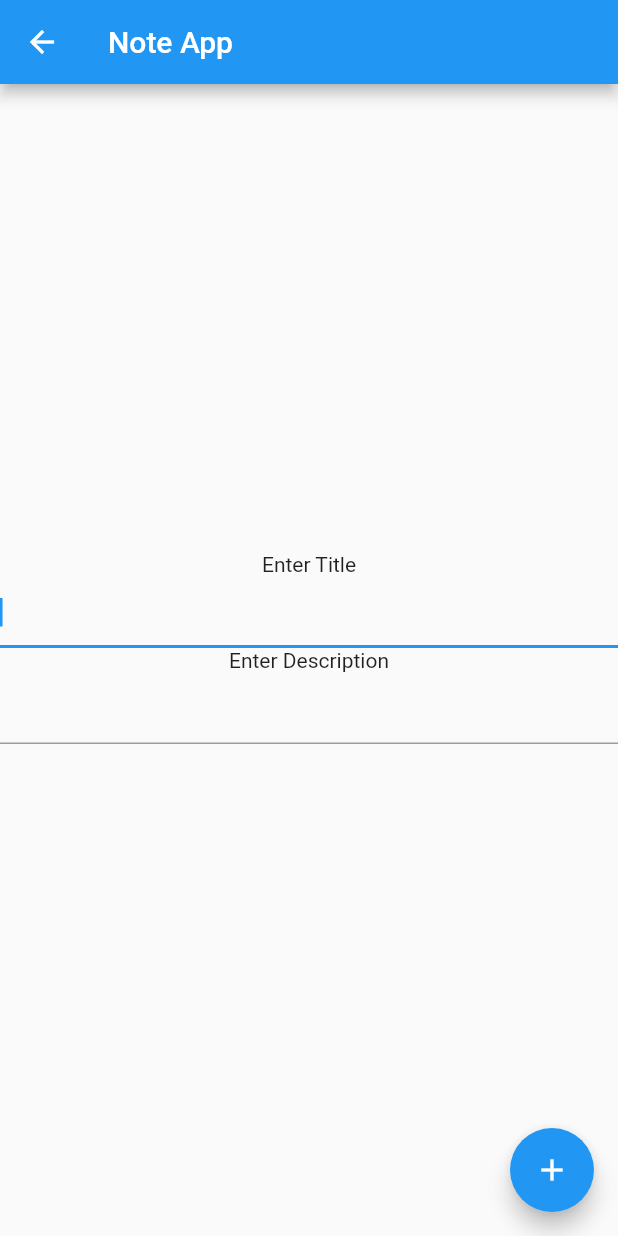
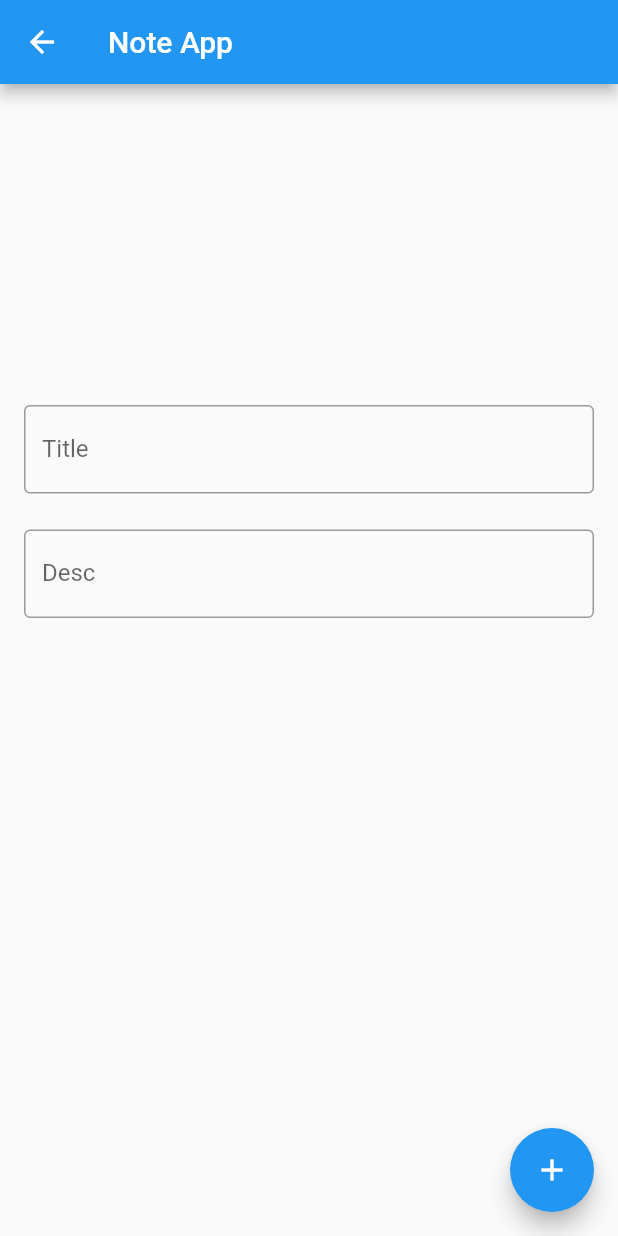
Before and after one commit to Aratnor/FlutterNoteApp, a Flutter app: the AddNoteWidget screen opened directly, on a phone screen of 412 x 824 dp. Run offline on Flutter 3.47's test engine with Material 2 defaults, Android fonts, the phone set to English and light mode, and no system bars.

Commit message:
Less ugly widgets

```diff
--- a/lib/addnote/AddNoteWidget.dart
+++ b/lib/addnote/AddNoteWidget.dart
@@ -17,6 +17,7 @@ class _AddNoteState extends State<AddNoteWidget> {
   String titleDesc = "";
 
   void _navigateBackToListingWidget() {
+
     FocusManager.instance.primaryFocus?.unfocus();
     if(title.isNotEmpty && desc.isNotEmpty) {
       titleDesc = "Title is $title and Desc is $desc";
@@ -35,28 +36,40 @@ class _AddNoteState extends State<AddNoteWidget> {
         title: const Text('Note App'),
       ),
       body: Center(
+        child: Padding(
+          padding: const EdgeInsets.all(16.0),
           child: Column(
             mainAxisAlignment: MainAxisAlignment.center,
             children: <Widget>[
-            const Text(
-              'Enter Title',
+              const Spacer(),
+              TextField(
+                decoration: const InputDecoration(
+                  border: OutlineInputBorder(),
+                  labelText: 'Title',
                 ),
-            TextField(
-              autofocus: true,
-              onChanged: (text) {
-                title = text;
+                onChanged: (String value) async {
+                  debugPrint('title onSubmitted $value');
+                  if(value.isNotEmpty) {
+                    title = value;
+                  }
                 },
               ),
-            const Text(
-                'Enter Description'
+              const SizedBox(height: 24,),
+              TextField(
+                decoration: const InputDecoration(
+                  border: OutlineInputBorder(),
+                  labelText: 'Desc',
                 ),
-            TextField(
-              autofocus: true,
-              onChanged: (text) {
-                desc = text;
+                onChanged: (String value) async {
+                  debugPrint('desc onSubmitted $value');
+                  if(value.isNotEmpty) {
+                    desc = value;
+                  }
                 },),
-            Text(titleDesc)
+              const Spacer(),
+              const Spacer()
             ],
+          ),
         ),
       ),
       floatingActionButton: FloatingActionButton(
```
Also changed, not shown: lib/listing/ListingWidget.dart (+12 -2 lines). Lines whose indentation alone changed are shown as unchanged.
